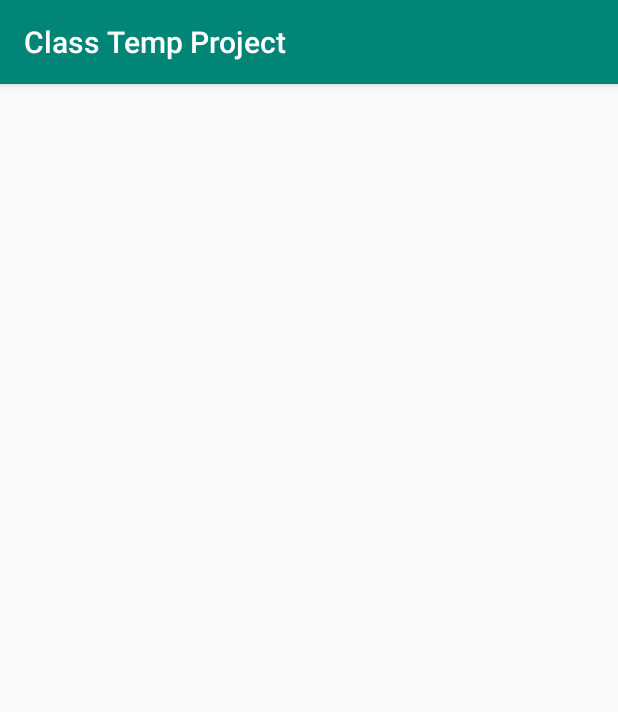
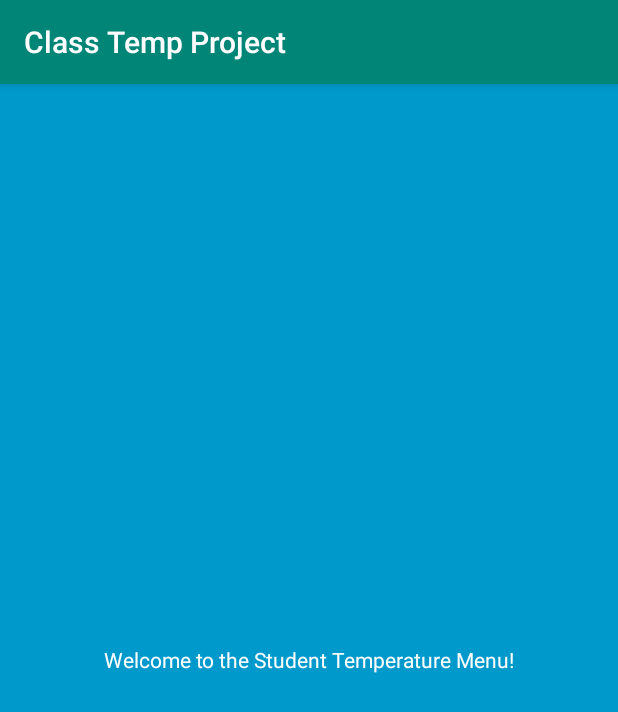
Before and after one commit to sbyakod/Mobile-App-Development, an Android app: the StudentActivity screen opened directly, with no data from a screen before it, on a phone screen of 412 x 824 dp. Shown: the top 712 px of the screen. Run offline under Robolectric (Android 15) with nearby library versions, the phone set to English and light mode, and no system bars.

Commit message:
5/16/19 commit message.

```diff
--- a/app/src/main/res/layout/activity_student.xml
+++ b/app/src/main/res/layout/activity_student.xml
@@ -1,9 +1,17 @@
-<?xml version="1.0" encoding="utf-8"?>
-<android.support.constraint.ConstraintLayout xmlns:android="http://schemas.android.com/apk/res/android"
-    xmlns:app="http://schemas.android.com/apk/res-auto"
-    xmlns:tools="http://schemas.android.com/tools"
+<LinearLayout
+    xmlns:android="http://schemas.android.com/apk/res/android"
+    android:layout_height="match_parent"
     android:layout_width="match_parent"
-    android:layout_height="match_parent"
-    tools:context=".StudentActivity">
+    android:orientation="vertical"
+    android:gravity="center"
+    android:background = "@android:color/holo_blue_dark">
 
-</android.support.constraint.ConstraintLayout>
+    <TextView
+        android:id="@+id/student_message"
+        android:layout_width="wrap_content"
+        android:layout_height="wrap_content"
+        android:padding="24dp"
+        android:text="@string/student_welcome"
+        android:textColor="#FFFFFF"/>
+
+</LinearLayout>
--- a/app/src/main/res/values/strings.xml
+++ b/app/src/main/res/values/strings.xml
@@ -1,3 +1,5 @@
 <resources>
     <string name="app_name">Class Temp Project</string>
+    <string name="student_welcome">Welcome to the Student Temperature Menu!</string>
+    <string name="teacher_welcome">Welcome to the Teacher Temperature Menu!</string>
 </resources>
```
Also changed, not shown: app/src/main/java/com/example/classtempproject/MainActivity.java (+7 -2 lines), app/src/main/res/layout/activity_teacher.xml (+15 -7 lines), 1 other file.
